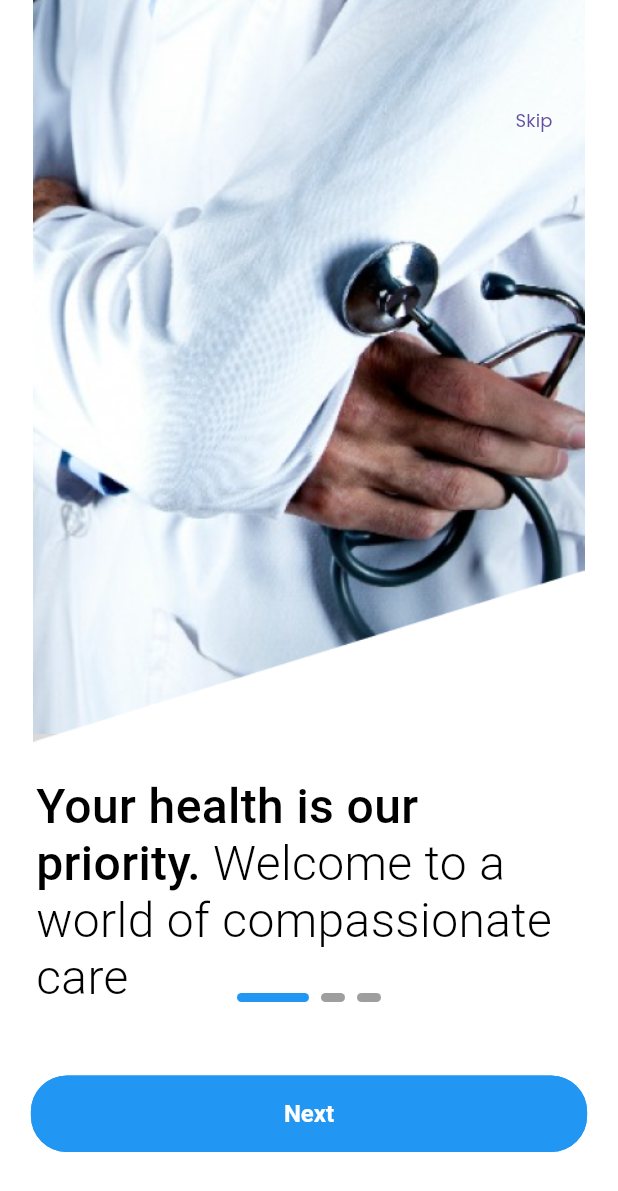
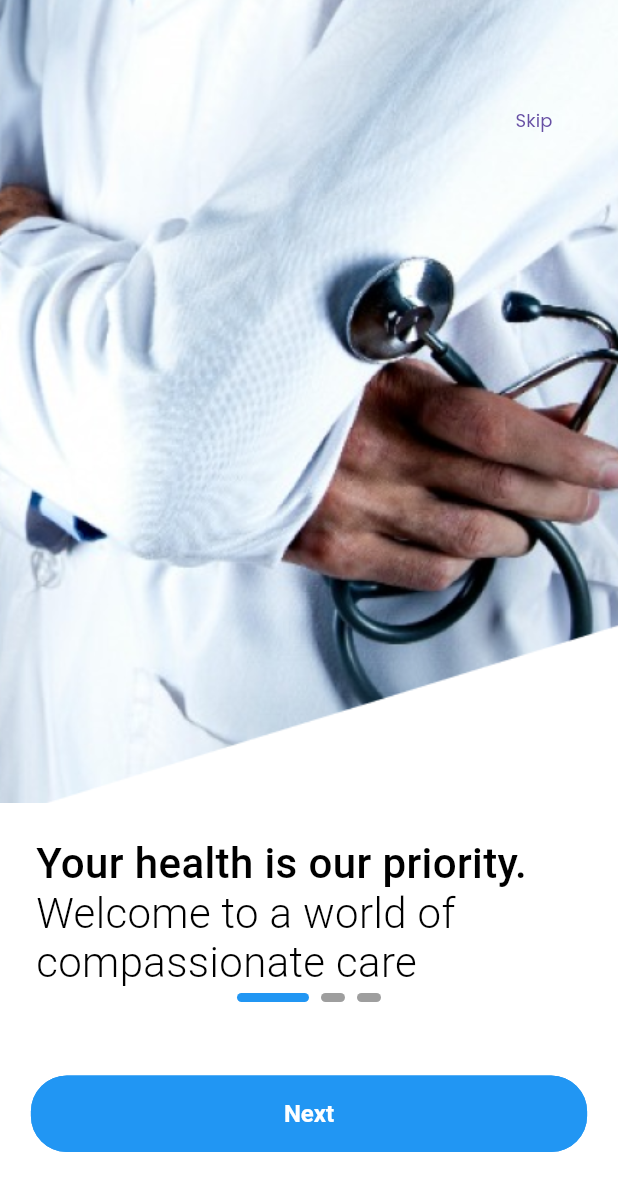
Before and after one commit to adamarichatt/richatt_mobile_socle_v1-main, a Flutter app: the screen it shows after launch, on a phone screen of 412 x 824 dp. Shown: the top 1191 px of the screen. Run offline on Flutter 3.47's test engine with Material 3 defaults, Android fonts, the phone set to English and light mode, and no system bars; drawn by our look-alikes of smooth_page_indicator; our stand-ins replace flutter_native_splash, get, get_storage, iconsax, image_picker, loading_animation_widget and 3 more.

```diff
--- a/lib/features/authentication/screens/onboarding/widgets/onboarding_page.dart
+++ b/lib/features/authentication/screens/onboarding/widgets/onboarding_page.dart
@@ -16,11 +16,13 @@ class OnBoardingPage extends StatelessWidget {
   @override
   Widget build(BuildContext context) {
     return Container(
+      width: RHelperFunctions.screenWidth(),
       child: Column(
         children: [
           Image(
             width: RHelperFunctions.screenWidth(),
-            height: RHelperFunctions.screenHeight() * 0.6,
+            height: RHelperFunctions.screenHeight() * 0.65,
+            fit: BoxFit.cover,
             // ignore: prefer_const_constructors
             image: AssetImage(
               image,
@@ -33,7 +35,7 @@ class OnBoardingPage extends StatelessWidget {
                 text: title,
                 style: TextStyle(
                     color: Colors.black,
-                    fontSize: 32,
+                    fontSize: 28,
                     fontFamily: 'Roboto',
                     height: 0,
                     fontWeight: FontWeight.w500),
```
Also changed, not shown: splash.yaml (+8 -5 lines), assets/logos/miady.png, assets/logos/t-store-splash-logo-black.png (deleted), assets/logos/t-store-splash-logo-white.png (deleted), 44 other files.
